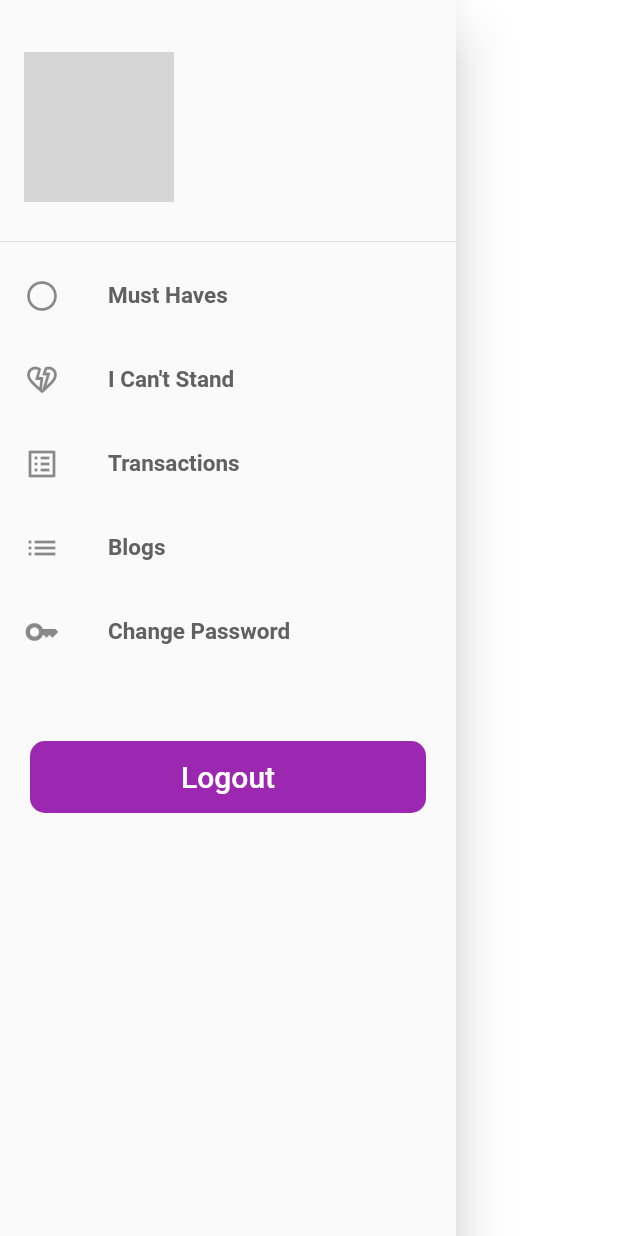
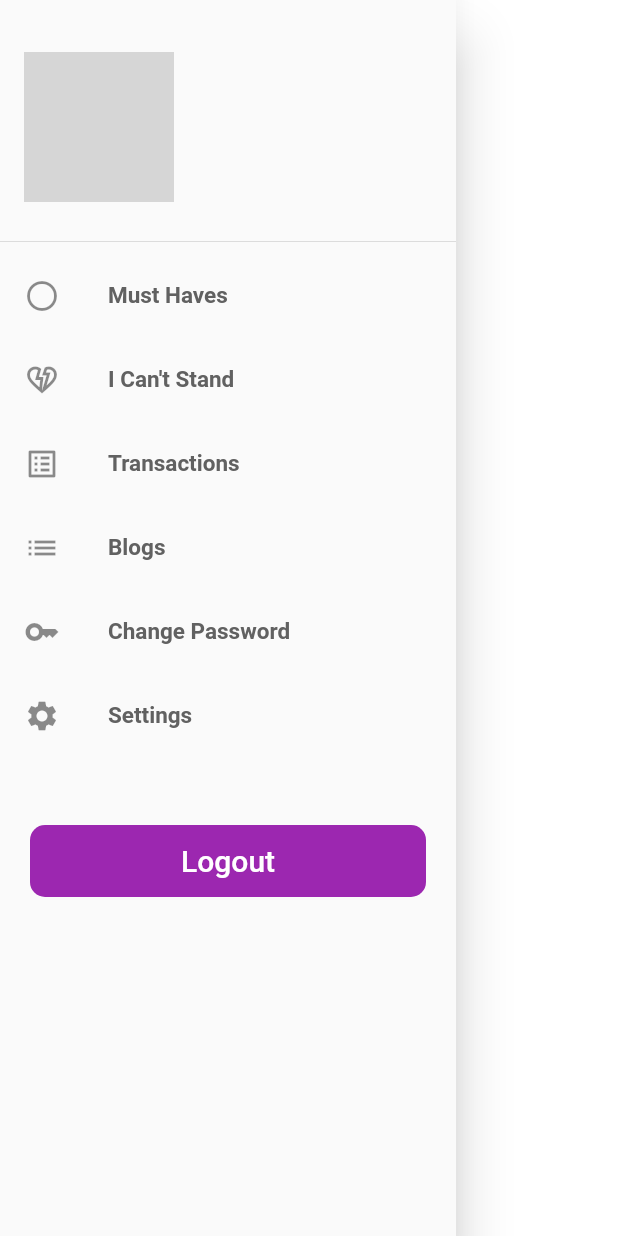
Before and after one commit to uxdlab/letsloveright-app, a Flutter app: the SideDrawer widget shown alone on an empty page, opened directly, on a phone screen of 412 x 824 dp. Run offline on Flutter 3.47's test engine with Material 2 defaults, Android fonts, the phone set to English and light mode, and no system bars; our stand-ins replace cloud_firestore, firebase_auth, firebase_core, firebase_storage, google_fonts, hive_flutter and 2 more; accounts and stored records are empty; network calls fail; Roboto replaces fonts that are missing (Ubuntu); grey boxes are pictures that could not be loaded.

```diff
--- a/lib/components/side_drawer.dart
+++ b/lib/components/side_drawer.dart
@@ -205,25 +205,25 @@ class _SideDrawerState extends State<SideDrawer> {
               ),
             ),
           ),
-          // ListTile(
-          //   onTap: () {
-          //     Navigator.push(
-          //       context,
-          //       MaterialPageRoute(
-          //         builder: (_) => const SettingsPage(),
-          //       ),
-          //     );
-          //   },
-          //   leading: const Icon(Icons.settings),
-          //   title: Text(
-          //     "Settings",
-          //     style: TextStyle(
-          //       fontSize: 15,
-          //       color: Colors.grey[700],
-          //       fontWeight: FontWeight.bold,
-          //     ),
-          //   ),
-          // ),
+          ListTile(
+            onTap: () {
+              Navigator.push(
+                context,
+                MaterialPageRoute(
+                  builder: (_) => const SettingsPage(),
+                ),
+              );
+            },
+            leading: const Icon(Icons.settings),
+            title: Text(
+              "Settings",
+              style: TextStyle(
+                fontSize: 15,
+                color: Colors.grey[700],
+                fontWeight: FontWeight.bold,
+              ),
+            ),
+          ),
           const SizedBox(height: 25),
           Container(
             width: double.infinity,
--- a/lib/pages/DrawerPages/change_password.dart
+++ b/lib/pages/DrawerPages/change_password.dart
@@ -8,11 +8,6 @@ class ChangePasswordPage extends StatefulWidget {
 }
 
 class _ChangePasswordPageState extends State<ChangePasswordPage> {
-
-  void _handleSubmit(){
-
-  }
-
   @override
   Widget build(BuildContext context) {
     return Scaffold(
```
Also changed, not shown: lib/pages/DrawerPages/settings_page.dart (+41 -28 lines), pubspec.yaml (+3 -5 lines), pubspec.lock.
